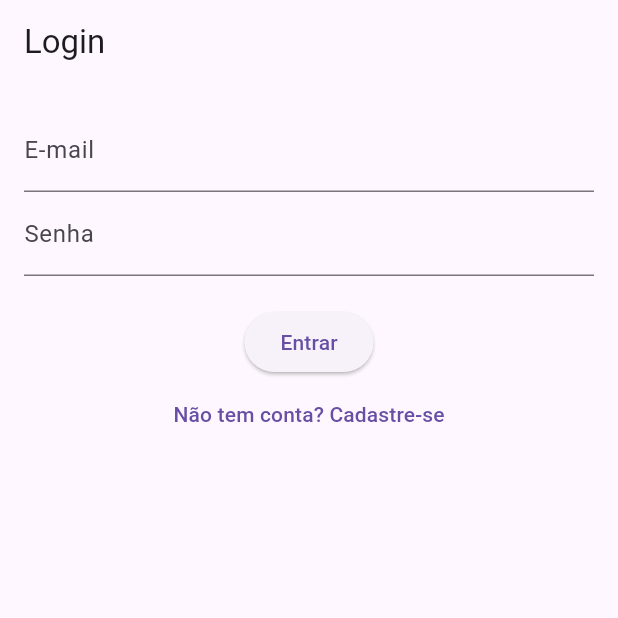
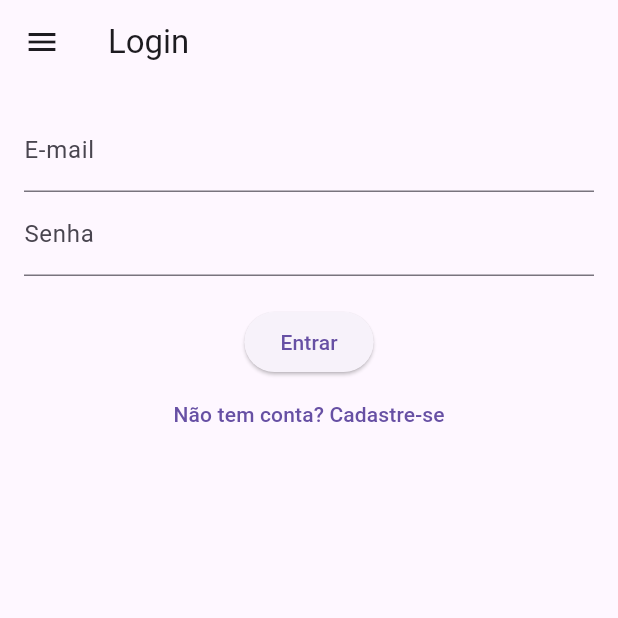
Before and after one commit to levi13/projetodart, a Flutter app: the screen it shows after launch, on a phone screen of 412 x 824 dp, the top half of it. Run offline on Flutter 3.47's test engine with Material 3 defaults, Android fonts, the light colour scheme and no system bars; our stand-ins replace fl_chart, sqflite; accounts and stored records are empty.

Commit message:
Update login_screen.dart

```diff
--- a/lib/screens/login_screen.dart
+++ b/lib/screens/login_screen.dart
@@ -29,7 +29,8 @@ class _LoginScreenState extends State<LoginScreen> {
         ScaffoldMessenger.of(context).showSnackBar(
           SnackBar(content: Text('Login realizado com sucesso!')),
         );
-        // TODO: Navegar para a dashboard
+        // Após o login, abre o menu (Drawer)
+        _openDrawer();
       } else {
         ScaffoldMessenger.of(context).showSnackBar(
           SnackBar(content: Text('E-mail ou senha incorretos')),
@@ -52,11 +53,56 @@ class _LoginScreenState extends State<LoginScreen> {
     }
   }
 
+  // Função para abrir o Drawer
+  void _openDrawer() {
+    Scaffold.of(context).openDrawer();
+  }
+
   @override
   Widget build(BuildContext context) {
     return Scaffold(
       appBar: AppBar(
         title: Text(_isLogin ? 'Login' : 'Cadastro'),
+      ),
+      drawer: Drawer(
+        child: ListView(
+          padding: EdgeInsets.zero,
+          children: <Widget>[
+            const DrawerHeader(
+              child: Text('App Saúde'),
+              decoration: BoxDecoration(
+                color: Colors.green,
+              ),
+            ),
+            ListTile(
+              title: const Text('IMC'),
+              onTap: () {
+                Navigator.pushNamed(context, '/imc');
+              },
+            ),
+            ListTile(
+              title: const Text('Cadastrar Administrador'),
+              onTap: () {
+                Navigator.pushNamed(context, '/cadastro');
+              },
+            ),
+             ListTile(
+              leading: const Icon(Icons.restaurant_menu),
+              title: const Text('Refeições'),
+              onTap: () {
+                Navigator.pushNamed(context, '/refeicoes');
+              },
+            ),ListTile(
+                leading: const Icon(Icons.fitness_center),
+                title: const Text('Atividades Físicas'),
+                onTap: () {
+                  Navigator.pushNamed(context, '/atividades');
+                },
+            ),
+
+            // Adicione mais itens de navegação aqui
+          ],
+        ),
       ),
       body: Padding(
         padding: const EdgeInsets.all(16),
@@ -65,20 +111,20 @@ class _LoginScreenState extends State<LoginScreen> {
           child: Column(
             children: [
               TextFormField(
-                decoration: InputDecoration(labelText: 'E-mail'),
+                decoration: const InputDecoration(labelText: 'E-mail'),
                 keyboardType: TextInputType.emailAddress,
                 validator: (val) =>
                     val!.isEmpty ? 'Informe seu e-mail' : null,
                 onSaved: (val) => _email = val!,
               ),
               TextFormField(
-                decoration: InputDecoration(labelText: 'Senha'),
+                decoration: const InputDecoration(labelText: 'Senha'),
                 obscureText: true,
                 validator: (val) =>
                     val!.isEmpty ? 'Informe sua senha' : null,
                 onSaved: (val) => _senha = val!,
               ),
-              SizedBox(height: 20),
+              const SizedBox(height: 20),
               ElevatedButton(
                 onPressed: () {
                   if (_formKey.currentState!.validate()) {
```
